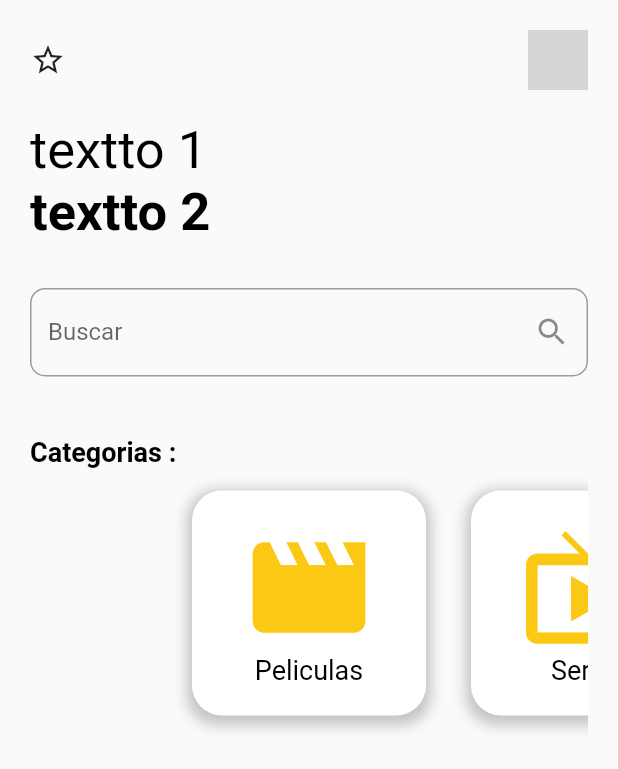
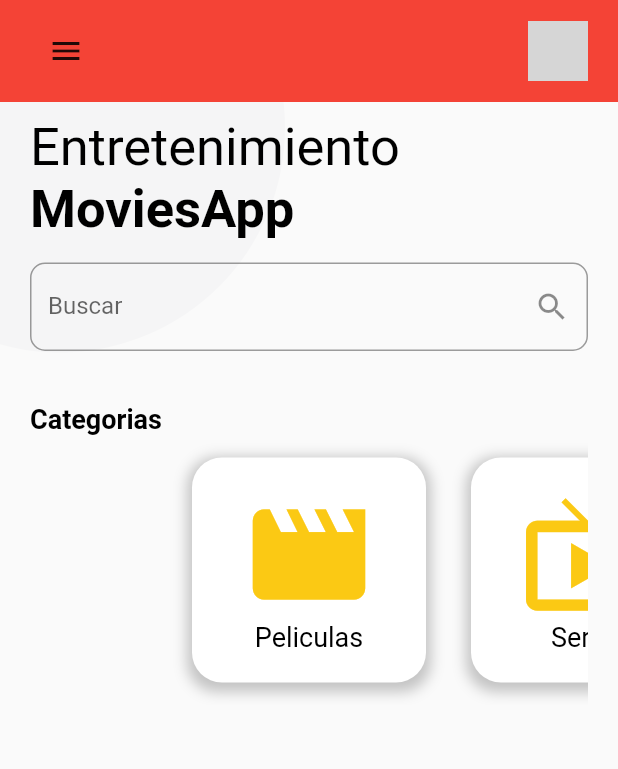
Before and after one commit to karrieta9/MoviesApp_flutter, a Flutter app: the screen it shows after launch, on a phone screen of 412 x 824 dp. Shown: the top 769 px of the screen. Run offline on Flutter 3.47's test engine with Material 2 defaults, Android fonts, the phone set to English and light mode, and no system bars; our stand-ins replace flutter_swiper; network calls fail; Roboto replaces fonts that are missing (NanumGothic); grey boxes are pictures that could not be loaded.

Commit message:
Mejoras de diseño

```diff
--- a/lib/src/pages/inicio.dart
+++ b/lib/src/pages/inicio.dart
@@ -1,7 +1,7 @@
 import 'package:flutter/material.dart';
 
 class Inicio extends StatelessWidget {
-  List<Map> _categorias = [
+  final List<Map> _categorias = [
     {
       'nombre': 'Peliculas',
       'icono' : Icons.movie,
@@ -17,30 +17,39 @@ class Inicio extends StatelessWidget {
   @override
   Widget build(BuildContext context) {
     return Scaffold(
-        body: Container(
-          padding: EdgeInsets.symmetric(horizontal: 20.0, vertical: 20.0),
-          child: SafeArea(
+        body: SafeArea(
           child: Column(
             children: [
+              Stack(
+                children: [
+                  Positioned(
+                    top: -65,
+                    left: -110,
+                    child: Container(
+                      width: 300,
+                      height: 300,
+                      decoration: BoxDecoration(
+                        color: Color.fromRGBO(244, 244, 245, 0.8),
+                        borderRadius: BorderRadius.circular(300)
+                      ),
+                    ),
+                  ),
+                  Column(
+                    children: [
                       CustomAppBar(),
-                SizedBox(height: 20.0),
                       Titulos(),
-                SizedBox(height: 30.0),
                       Buscar(),
-                SizedBox(height: 40.0),
+                    ],
+                  )
+                ],
+              ),
               Categorias(_categorias)
             ],
           )
           ),
-        ),
       );
   }
-
-
 }
-
-
-
 
 class CustomAppBar extends StatelessWidget {
   const CustomAppBar({
@@ -50,10 +59,16 @@ class CustomAppBar extends StatelessWidget {
   @override
   Widget build(BuildContext context) {
     return Container(
+      color: Colors.red,
+      padding: EdgeInsets.only(left: 20.0, right: 20.0, top: 10.0, bottom: 10.0),
       child: Row(
         mainAxisAlignment: MainAxisAlignment.spaceBetween,
         children: [
-          Icon(Icons.star_border),
+          IconButton(
+            splashRadius: 30.0,
+            icon: Icon(Icons.menu),
+            onPressed: () {}
+          ),
           CircleAvatar(
             backgroundImage: NetworkImage('https://us.123rf.com/450wm/thesomeday123/thesomeday1231709/thesomeday123170900021/85622928-icono-de-perfil-de-avatar-predeterminado-marcador-de-posici%C3%B3n-de-foto-gris-vectores-de-ilustraciones.jpg?ver=6'),
             radius: 20.0,
@@ -71,19 +86,22 @@ class Titulos extends StatelessWidget {
 
   @override
   Widget build(BuildContext context) {
-    return Column(
+    return Container(
+      padding: EdgeInsets.only(left: 20.0, right: 20.0, top: 10.0),
+      child: Column(
         // crossAxisAlignment: CrossAxisAlignment.end,
         crossAxisAlignment: CrossAxisAlignment.stretch,
         children: [
           Text(
-          'textto 1',
+            'Entretenimiento',
             style: Theme.of(context).textTheme.headline1,
           ),
           Text(
-          'textto 2',
+            'MoviesApp',
             style: Theme.of(context).textTheme.headline2,
           )
         ],
+      ),
     );
   }
 }
@@ -95,7 +113,9 @@ class Buscar extends StatelessWidget {
 
   @override
   Widget build(BuildContext context) {
-    return TextField(
+    return Container(
+      padding: EdgeInsets.only(left: 20.0, right: 20.0, top: 15.0, bottom: 15.0),
+      child: TextField(
         autofocus: false,
         decoration: InputDecoration(
           hintText: 'Buscar',
@@ -107,6 +127,7 @@ class Buscar extends StatelessWidget {
           )
         ),
       onChanged: (valor) {}
+      ),
     );
   }
 }
@@ -118,11 +139,13 @@ class Categorias extends StatelessWidget {
 
   @override
   Widget build(BuildContext context) {
-    return Column(
+    return Container(
+      padding: EdgeInsets.symmetric(horizontal: 20.0, vertical: 20.0),
+      child: Column(
         crossAxisAlignment: CrossAxisAlignment.stretch,
         children: [
           Text(
-          'Categorias :',
+            'Categorias',
             style: Theme.of(context).textTheme.bodyText1,
           ),
           Container(
@@ -137,6 +160,7 @@ class Categorias extends StatelessWidget {
             ),
           )
         ],
+      ),
     );
   }
 
```
Also changed, not shown: lib/src/pages/peliculas_screen.dart (+57 -19 lines). Lines whose indentation alone changed are shown as unchanged.
